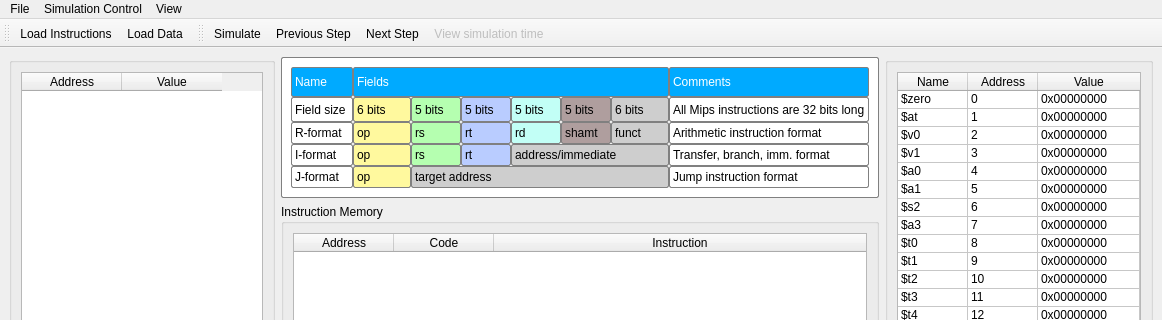
edualvss/MipsSimulator, file View/MainWindow.ui: the form before one commit; both pictures show x 0 to 1162 and y 0 to 320 of the 1162 by 801 pixel window.
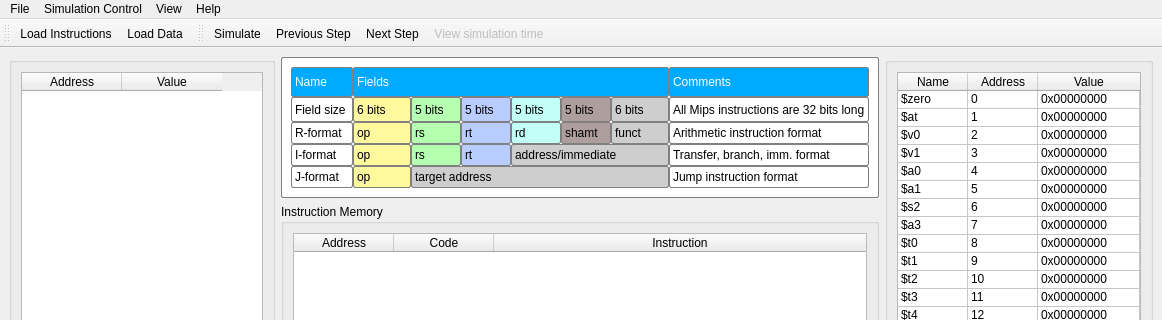
The form after the commit. Icons and pictures are not drawn.

Diff of the .ui file:
```diff
--- a/View/MainWindow.ui
+++ b/View/MainWindow.ui
@@ -1632,9 +1632,16 @@
      <string>View</string>
     </property>
    </widget>
+   <widget class="QMenu" name="menuHelp">
+    <property name="title">
+     <string>Help</string>
+    </property>
+    <addaction name="actionAbout"/>
+   </widget>
    <addaction name="menuFile"/>
    <addaction name="menuSimulation_Control"/>
    <addaction name="menuView"/>
+   <addaction name="menuHelp"/>
   </widget>
   <widget class="QStatusBar" name="statusbar"/>
   <widget class="QToolBar" name="toolBar">
```
Left out of the diff: 12 changed lines with no effect on the pictures.
